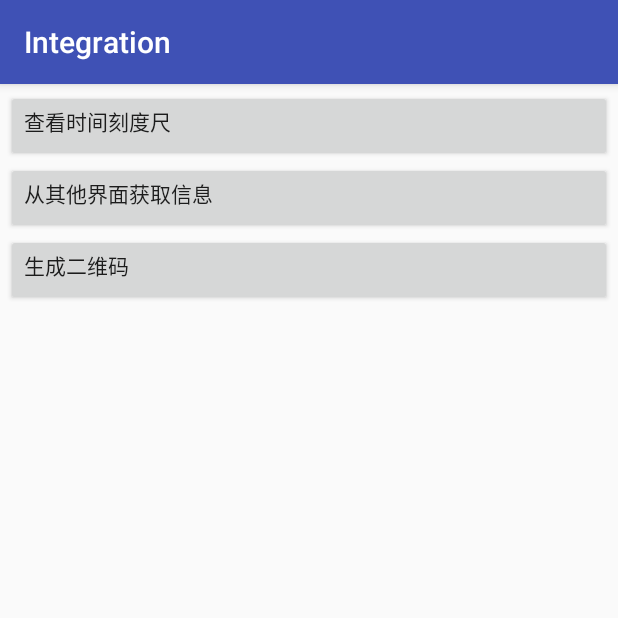
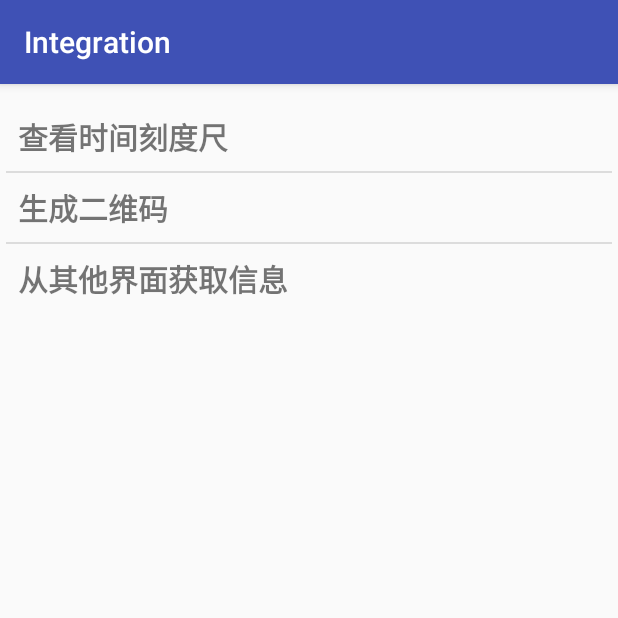
Before and after one commit to zhangsht/Android, an Android app: the fragment SettingFragment shown on its own in the app's theme, on a phone screen of 412 x 824 dp, the top half of it. Run offline under Robolectric (Android 15) with nearby library versions, the phone set to English and light mode, and no system bars.

Commit message:
listView optimize by convertView, viewHolder, itemtype; mode ofdelegate, observer

```diff
--- /dev/null
+++ b/Integration/app/src/main/java/com/example/zhang/adpter/SettingButtonAdapter.java
@@ -0,0 +1,66 @@
+package com.example.zhang.adpter;
+
+import android.content.Context;
+import android.view.LayoutInflater;
+import android.view.View;
+import android.view.ViewGroup;
+import android.widget.BaseAdapter;
+import android.widget.Button;
+import android.widget.TextView;
+
+import com.example.zhang.integration.R;
+
+import java.util.ArrayList;
+
+/**
+ * Created by zhang on 2017/12/1.
+ */
+
+public class SettingButtonAdapter extends BaseAdapter {
+    private ArrayList<Integer> mData;
+    private Context mContext;
+    private LayoutInflater mLayoutInflater;
+    public SettingButtonAdapter(Context context, ArrayList<Integer> settingButtonData) {
+        mContext = context;
+        mData = settingButtonData;
+        mLayoutInflater = LayoutInflater.from(context);
+    }
+
+    @Override
+    public int getCount() {
+        return mData.size();
+    }
+
+    @Override
+    public Object getItem(int position) {
+        return mData.get(position);
+    }
+
+    @Override
+    public long getItemId(int position) {
+        return position;
+    }
+
+    @Override
+    public View getView(int position, View convertView, ViewGroup parent) {
+        ButtonHolder buttonHolder = null;
+        if (convertView == null) {
+            convertView = mLayoutInflater.inflate(R.layout.list_items_setting_button, null);
+            buttonHolder = new ButtonHolder(convertView);
+            buttonHolder.button.setText(mContext.getResources().getString(mData.get(position)));
+            convertView.setTag(buttonHolder);
+        } else {
+            buttonHolder = (ButtonHolder)convertView.getTag();
+            buttonHolder.button.setText(mContext.getResources().getString(mData.get(position)));
+        }
+        return convertView;
+    }
+
+    class ButtonHolder {
+        TextView button;
+        ButtonHolder(View view) {
+            button = view.findViewById(R.id.btn_setting_item);
+        }
+    }
+
+}
--- a/Integration/app/src/main/java/com/example/zhang/fragment/SettingFragment.java
+++ b/Integration/app/src/main/java/com/example/zhang/fragment/SettingFragment.java
@@ -8,12 +8,16 @@ import android.util.Log;
 import android.view.LayoutInflater;
 import android.view.View;
 import android.view.ViewGroup;
-import android.widget.Button;
+import android.widget.AdapterView;
+import android.widget.ListView;
 
+import com.example.zhang.adpter.SettingButtonAdapter;
 import com.example.zhang.integration.PageJumpActivity;
 import com.example.zhang.integration.QRCodeActivity;
 import com.example.zhang.integration.R;
 import com.example.zhang.integration.TimeRulerActivity;
+
+import java.util.ArrayList;
 
 import static android.app.Activity.RESULT_CANCELED;
 
@@ -21,9 +25,11 @@ import static android.app.Activity.RESULT_CANCELED;
  * Created by zhang on 2017/11/29.
  */
 
-public class SettingFragment extends Fragment implements View.OnClickListener {
+public class SettingFragment extends Fragment {
     private static final String TAG = "SettingFragment";
-    private Button mbtnTimeRuller, mbtnGenerateQRCode, mbtnJumpForResult;
+    private ListView mlvSettingButtons;
+    private SettingButtonAdapter mSettingButtonAdapter;
+    private ArrayList<Integer> mSettingButtonData;
 
     public static SettingFragment newInstance() {
         SettingFragment _instance = new SettingFragment();
@@ -33,34 +39,45 @@ public class SettingFragment extends Fragment implements View.OnClickListener {
     @Override
     public View onCreateView(LayoutInflater inflater, ViewGroup container, Bundle savedInstanceState) {
         View view = inflater.inflate(R.layout.fragment_setting, container, false);
-        mbtnTimeRuller = view.findViewById(R.id.btn_time_ruler);
-        mbtnTimeRuller.setOnClickListener(this);
-        mbtnGenerateQRCode = view.findViewById(R.id.btn_generate_qr_code);
-        mbtnGenerateQRCode.setOnClickListener(this);
-        mbtnJumpForResult = view.findViewById(R.id.btn_jump_for_result);
-        mbtnJumpForResult.setOnClickListener(this);
-        return view;
+        return bindView(view);
     }
 
+    private View bindView(View view) {
+        mlvSettingButtons = view.findViewById(R.id.lv_setting_btns);
+        putDataIntoListView();
+        mSettingButtonAdapter = new SettingButtonAdapter(getContext(), mSettingButtonData);
+        mlvSettingButtons.setAdapter(mSettingButtonAdapter);
+        mlvSettingButtons.setOnItemClickListener(new AdapterView.OnItemClickListener() {
             @Override
-    public void onClick(View v) {
+            public void onItemClick(AdapterView<?> adapterView, View view, int i, long l) {
                 Intent intent = new Intent();
-        switch (v.getId()) {
-            case R.id.btn_time_ruler:
+                switch (i) {
+                    case 0:
                         intent.setClass(getActivity(), TimeRulerActivity.class);
                         startActivity(intent);
                         break;
-            case R.id.btn_generate_qr_code:
+                    case 1:
                         intent.setClass(getActivity(), QRCodeActivity.class);
                         startActivity(intent);
                         break;
-            case R.id.btn_jump_for_result:
+                    case 2:
                         intent.setClass(getActivity(), PageJumpActivity.class);
                         startActivityForResult(intent, Activity.RESULT_FIRST_USER);
                         break;
                     default:
                         break;
                 }
+            }
+        });
+
+        return view;
+    }
+
+    private void putDataIntoListView() {
+        mSettingButtonData = new ArrayList<>();
+        mSettingButtonData.add(R.string.timeRuler);
+        mSettingButtonData.add(R.string.generateQRCode);
+        mSettingButtonData.add(R.string.jumpForResult);
     }
 
     @Override
--- a/Integration/app/src/main/res/layout/fragment_setting.xml
+++ b/Integration/app/src/main/res/layout/fragment_setting.xml
@@ -4,20 +4,10 @@
     android:layout_height="match_parent"
     android:orientation="vertical"
     android:padding="4dp">
-
-    <Button
-        android:id="@+id/btn_time_ruler"
-        style="@style/setting_btn"
-        android:text="@string/timeRuler" />
-
-    <Button
-        android:id="@+id/btn_jump_for_result"
-        style="@style/setting_btn"
-        android:text="@string/jumpForResult" />
-
-    <Button
-        android:id="@+id/btn_generate_qr_code"
-        style="@style/setting_btn"
-        android:text="@string/generateQRCode" />
+    <ListView
+        android:id="@+id/lv_setting_btns"
+        android:layout_marginTop="8dp"
+        android:layout_width="match_parent"
+        android:layout_height="wrap_content"></ListView>
 
 </LinearLayout>
--- /dev/null
+++ b/Integration/app/src/main/res/layout/list_items_setting_button.xml
@@ -0,0 +1,8 @@
+<?xml version="1.0" encoding="utf-8"?>
+<LinearLayout xmlns:android="http://schemas.android.com/apk/res/android"
+    android:orientation="vertical" android:layout_width="match_parent"
+    android:layout_height="match_parent">
+    <TextView
+        android:id="@+id/btn_setting_item"
+        style="@style/setting_btn"/>
+</LinearLayout>
--- a/Integration/app/src/main/res/values/styles.xml
+++ b/Integration/app/src/main/res/values/styles.xml
@@ -9,6 +9,10 @@
     </style>
 
     <style name="setting_btn">
+        <item name="android:textSize">20sp</item>
+        <item name="android:textStyle">bold</item>
+        <item name="android:layout_margin">4dp</item>
+        <item name="android:padding">4dp</item>
         <item name="android:layout_width">match_parent</item>
         <item name="android:layout_height">wrap_content</item>
         <item name="android:gravity">left</item>
```
Lines whose indentation alone changed are shown as unchanged.
